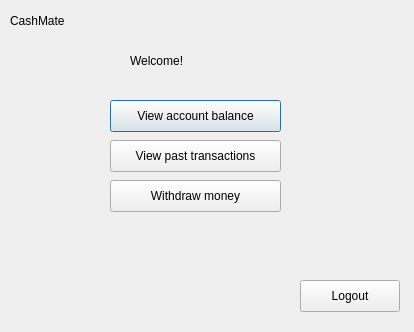
First picture: the form in bank-automat/usermenu.ui, repository sannatikk/ATM_simulator_app, before the edit.
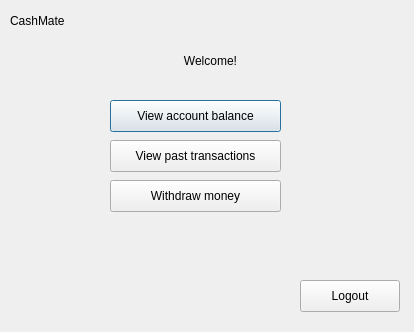
Second picture: the form after the edit.

```diff
--- a/bank-automat/usermenu.ui
+++ b/bank-automat/usermenu.ui
@@ -41,6 +41,9 @@
    <property name="text">
     <string>Welcome!</string>
    </property>
+   <property name="alignment">
+    <set>Qt::AlignCenter</set>
+   </property>
   </widget>
   <widget class="QPushButton" name="btnViewBalance">
    <property name="geometry">
```
